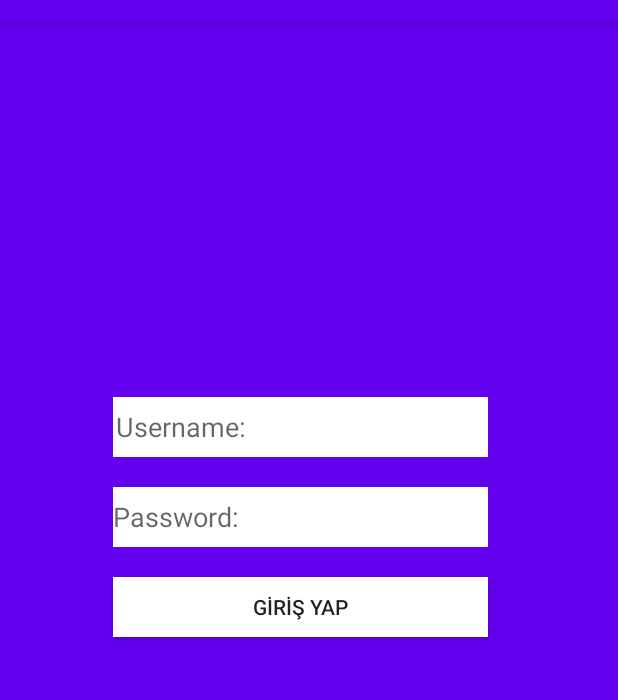
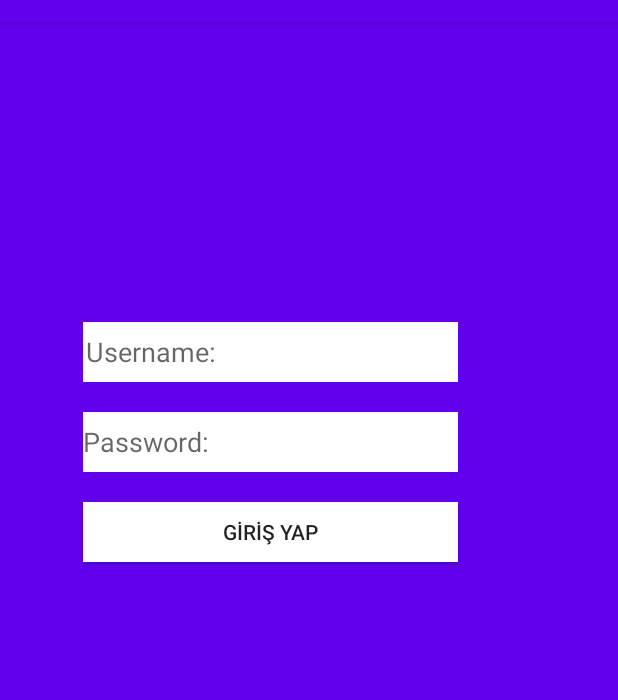
Before and after one commit to Pablusha/Mobil-Programlama-Odev, an Android app: the screen it shows after launch (LoginActivity), on a phone screen of 412 x 824 dp, the part 62-762 px from its top. Run offline under Robolectric (Android 15) with nearby library versions, the phone set to English and light mode, and no system bars.

Commit message:
Initial Commit.

```diff
--- a/app/src/main/java/com/example/odev/DetailActivity.java
+++ b/app/src/main/java/com/example/odev/ui/DetailActivity.java
@@ -1,10 +1,12 @@
-package com.example.odev;
+package com.example.odev.ui;
 
 import androidx.appcompat.app.AppCompatActivity;
 
 import android.content.Intent;
 import android.os.Bundle;
 import android.widget.TextView;
+
+import com.example.odev.R;
 
 public class DetailActivity extends AppCompatActivity {
 
--- a/app/src/main/java/com/example/odev/LoginActivity.java
+++ b/app/src/main/java/com/example/odev/ui/LoginActivity.java
@@ -1,4 +1,4 @@
-package com.example.odev;
+package com.example.odev.ui;
 
 import androidx.appcompat.app.AppCompatActivity;
 
@@ -8,6 +8,8 @@ import android.view.View;
 import android.widget.Button;
 import android.widget.EditText;
 import android.widget.Toast;
+
+import com.example.odev.R;
 
 public class LoginActivity extends AppCompatActivity {
 
@@ -32,7 +34,7 @@ public class LoginActivity extends AppCompatActivity {
 
                 if (username.equals("admin") && password.equals("admin")) {
                     Toast.makeText(LoginActivity.this,"Başarıyla giriş yaptınız.",Toast.LENGTH_LONG).show();
-                    Intent intent = new Intent(getApplicationContext(),MainActivity.class);
+                    Intent intent = new Intent(getApplicationContext(), MainActivity.class);
                     startActivity(intent);
                 }
                 if (!username.equals("admin") || !password.equals("admin")) {
--- a/app/src/main/java/com/example/odev/SplashActivity.java
+++ b/app/src/main/java/com/example/odev/ui/SplashActivity.java
@@ -1,4 +1,4 @@
-package com.example.odev;
+package com.example.odev.ui;
 
 import androidx.appcompat.app.AppCompatActivity;
 
@@ -9,6 +9,8 @@ import android.view.animation.Animation;
 import android.view.animation.AnimationUtils;
 import android.widget.ImageView;
 import android.widget.TextView;
+
+import com.example.odev.R;
 
 public class SplashActivity extends AppCompatActivity {
 
@@ -29,7 +31,7 @@ public class SplashActivity extends AppCompatActivity {
         new Handler().postDelayed(new Runnable() {
             @Override
             public void run() {
-                Intent gecis = new Intent(SplashActivity.this,LoginActivity.class);
+                Intent gecis = new Intent(SplashActivity.this, LoginActivity.class);
                 startActivity(gecis);
                 finish();
             }
--- a/app/src/main/res/layout/activity_detail.xml
+++ b/app/src/main/res/layout/activity_detail.xml
@@ -4,7 +4,7 @@
     xmlns:tools="http://schemas.android.com/tools"
     android:layout_width="match_parent"
     android:layout_height="match_parent"
-    tools:context="DetailActivity">
+    tools:context=".ui.DetailActivity">
 
     <RelativeLayout
         android:layout_width="wrap_content"
--- a/app/src/main/res/layout/activity_login.xml
+++ b/app/src/main/res/layout/activity_login.xml
@@ -4,7 +4,7 @@
     xmlns:tools="http://schemas.android.com/tools"
     android:layout_width="match_parent"
     android:layout_height="match_parent"
-    tools:context=".LoginActivity"
+    tools:context=".ui.LoginActivity"
     android:orientation="vertical"
     android:gravity="center_horizontal"
     android:background="@color/colorPrimary">
@@ -19,11 +19,11 @@
             android:id="@+id/ac_login_edt_username"
             android:layout_width="250dp"
             android:layout_height="40dp"
-            android:layout_marginTop="250dp"
+            android:layout_marginTop="200dp"
             android:paddingLeft="2dp"
             android:background="@color/colorWhite"
             android:hint="@string/username"
-            android:layout_marginStart="75dp" />
+            android:layout_marginStart="55dp" />
 
         <EditText
             android:id="@+id/ac_login_edt_password"
@@ -31,7 +31,7 @@
             android:layout_height="40dp"
             android:layout_marginTop="20dp"
             android:background="@color/colorWhite"
-            android:layout_marginStart="75dp"
+            android:layout_marginStart="55dp"
             android:hint="@string/password" />
 
         <Button
@@ -40,7 +40,7 @@
             android:layout_height="40dp"
             android:layout_marginTop="20dp"
             android:background="@color/colorWhite"
-            android:layout_marginStart="75dp"
+            android:layout_marginStart="55dp"
             android:text="@string/girisYap" />
 
     </LinearLayout>
--- a/app/src/main/res/layout/activity_splash.xml
+++ b/app/src/main/res/layout/activity_splash.xml
@@ -4,7 +4,7 @@
     xmlns:tools="http://schemas.android.com/tools"
     android:layout_width="match_parent"
     android:layout_height="match_parent"
-    tools:context=".SplashActivity"
+    tools:context=".ui.SplashActivity"
     android:orientation="vertical">
 
 
@@ -13,7 +13,7 @@
         android:layout_width="150dp"
         android:layout_height="150dp"
         android:layout_centerHorizontal="true"
-        android:layout_marginTop="150dp"
+        android:layout_marginTop="100dp"
         android:src="@drawable/logo" />
 
     <TextView
```
Also changed, not shown: app/src/main/AndroidManifest.xml (+4 -5 lines), app/src/main/java/com/example/odev/ui/MainActivity.java (renamed from app/src/main/java/com/example/odev/MainActivity.java, +5 -4 lines), app/src/main/res/layout/activity_main.xml (+5 -7 lines).
